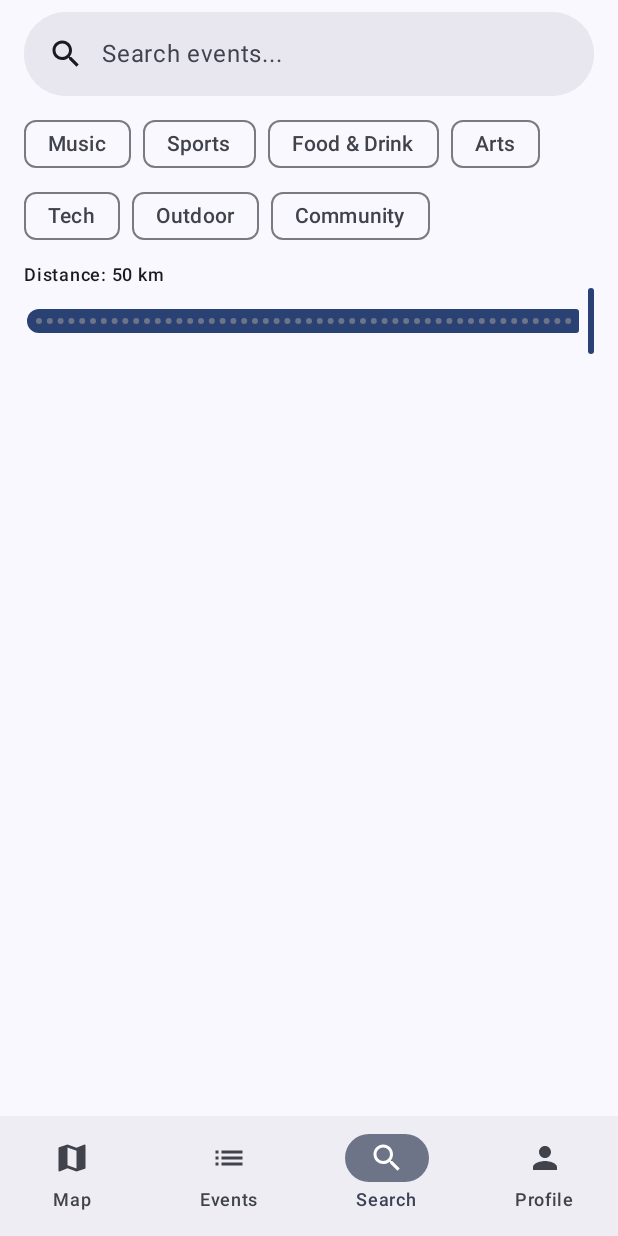
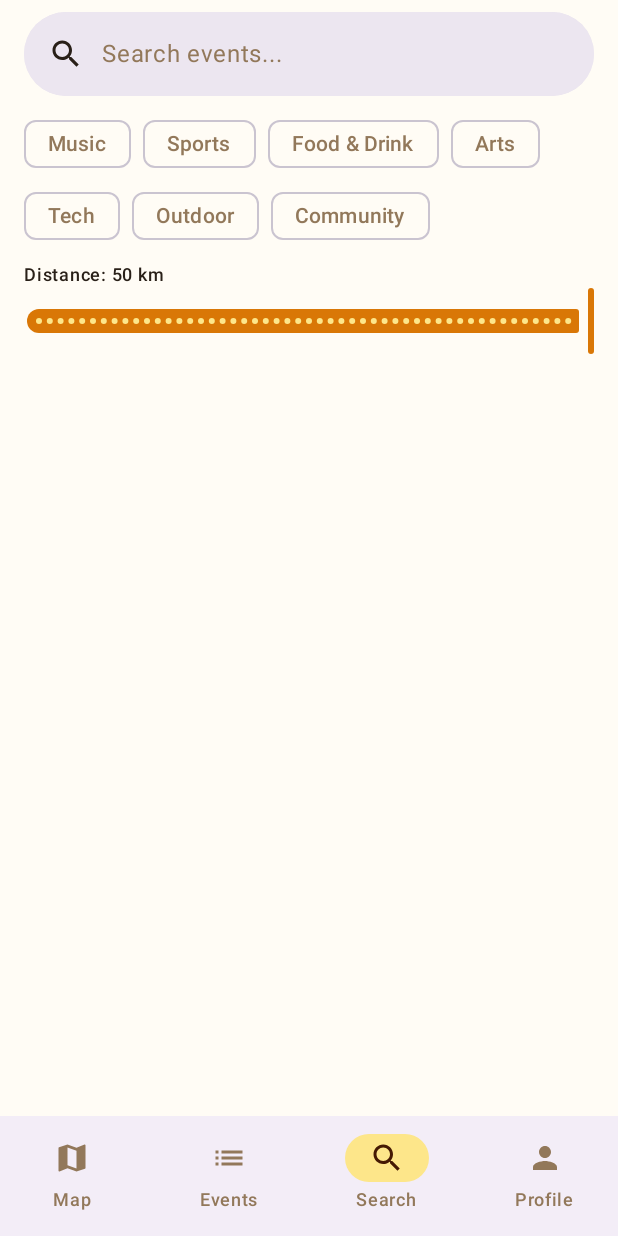
Before and after one commit to randan96mk/eventBuzz, an Android app built with Jetpack Compose: the screen it shows after launch (MainActivity), item 3 of the bottom bar chosen, on a phone screen of 412 x 824 dp. Run offline under Robolectric (Android 15) with nearby library versions, the phone set to English and light mode, and no system bars; our stand-ins replace Dagger/Hilt's generated code; libraries missing offline, so code that uses them is left out: org.maplibre.android; pictures from the network do not load; 9 statements that could not run were skipped.

Commit message:
Apply Solar Amber theme across the app
Replace the default purple Material 3 palette with a custom Solar
Amber color scheme — warm amber/gold tones for both light and dark
modes. Updates Color.kt with full amber palette, Theme.kt with
explicit light/dark color schemes (no dynamic color), and map
marker pins from purple to amber (#D97706). Category colors
refreshed to complement the warm palette.

https://claude.ai/code/session_01M7vGomk3ZZmYUrV4Pt9SGy

```diff
--- a/android/core/ui/src/main/kotlin/app/eventbuzz/core/ui/theme/Color.kt
+++ b/android/core/ui/src/main/kotlin/app/eventbuzz/core/ui/theme/Color.kt
@@ -2,24 +2,38 @@ package app.eventbuzz.core.ui.theme
 
 import androidx.compose.ui.graphics.Color
 
-// Material 3 primary palette
-val Purple80 = Color(0xFFD0BCFF)
-val PurpleGrey80 = Color(0xFFCCC2DC)
-val Pink80 = Color(0xFFEFB8C8)
+// Solar Amber — Light palette
+val Amber10 = Color(0xFF451A03)
+val Amber20 = Color(0xFF78350F)
+val Amber30 = Color(0xFF92400E)
+val Amber40 = Color(0xFFD97706)
+val Amber50 = Color(0xFFF59E0B)
+val Amber60 = Color(0xFFFBBF24)
+val Amber70 = Color(0xFFFCD34D)
+val Amber80 = Color(0xFFFDE68A)
+val Amber90 = Color(0xFFFEF3C7)
+val Amber95 = Color(0xFFFFF8EB)
+val Amber99 = Color(0xFFFFFCF5)
 
-val Purple40 = Color(0xFF6750A4)
-val PurpleGrey40 = Color(0xFF625B71)
-val Pink40 = Color(0xFF7D5260)
+// Solar Amber — Dark surface tones
+val AmberDarkBg = Color(0xFF1A1408)
+val AmberDarkSurface = Color(0xFF251E10)
+val AmberDarkSurfaceHigh = Color(0xFF352A15)
+
+// Neutral warm tones
+val WarmBrown = Color(0xFF292018)
+val WarmGrey = Color(0xFF92785A)
+val WarmGreyLight = Color(0xFFC4A882)
 
 // Category colors
-val MusicColor = Color(0xFFE91E63)
-val SportsColor = Color(0xFF4CAF50)
-val FoodColor = Color(0xFFFF9800)
-val ArtsColor = Color(0xFF9C27B0)
-val TechColor = Color(0xFF2196F3)
-val OutdoorColor = Color(0xFF8BC34A)
-val CommunityColor = Color(0xFF00BCD4)
+val MusicColor = Color(0xFFE11D48)
+val SportsColor = Color(0xFF059669)
+val FoodColor = Color(0xFFD97706)
+val ArtsColor = Color(0xFF7C3AED)
+val TechColor = Color(0xFF2563EB)
+val OutdoorColor = Color(0xFF16A34A)
+val CommunityColor = Color(0xFF0891B2)
 
-// Bubble colors
-val BubbleBackground = Color(0xFF6750A4)
-val BubbleBackgroundLight = Color(0xFFE8DEF8)
+// Bubble / marker colors
+val BubbleBackground = Color(0xFFD97706)
+val BubbleBackgroundLight = Color(0xFFFEF3C7)
--- a/android/core/ui/src/main/kotlin/app/eventbuzz/core/ui/theme/Theme.kt
+++ b/android/core/ui/src/main/kotlin/app/eventbuzz/core/ui/theme/Theme.kt
@@ -1,41 +1,66 @@
 package app.eventbuzz.core.ui.theme
 
-import android.os.Build
 import androidx.compose.foundation.isSystemInDarkTheme
 import androidx.compose.material3.MaterialTheme
 import androidx.compose.material3.darkColorScheme
-import androidx.compose.material3.dynamicDarkColorScheme
-import androidx.compose.material3.dynamicLightColorScheme
 import androidx.compose.material3.lightColorScheme
 import androidx.compose.runtime.Composable
-import androidx.compose.ui.platform.LocalContext
+import androidx.compose.ui.graphics.Color
+
+private val LightColorScheme = lightColorScheme(
+    primary = Amber40,
+    onPrimary = Color.White,
+    primaryContainer = Amber90,
+    onPrimaryContainer = Amber10,
+    secondary = WarmGrey,
+    onSecondary = Color.White,
+    secondaryContainer = Amber80,
+    onSecondaryContainer = Amber10,
+    tertiary = Amber50,
+    onTertiary = Color.White,
+    tertiaryContainer = Amber60,
+    onTertiaryContainer = Amber10,
+    background = Amber99,
+    onBackground = WarmBrown,
+    surface = Amber99,
+    onSurface = WarmBrown,
+    surfaceVariant = Amber95,
+    onSurfaceVariant = WarmGrey,
+    outline = WarmGreyLight,
+    error = Color(0xFFBA1A1A),
+    onError = Color.White,
+)
 
 private val DarkColorScheme = darkColorScheme(
-    primary = Purple80,
-    secondary = PurpleGrey80,
-    tertiary = Pink80,
-)
-
-private val LightColorScheme = lightColorScheme(
-    primary = Purple40,
-    secondary = PurpleGrey40,
-    tertiary = Pink40,
+    primary = Amber60,
+    onPrimary = Amber10,
+    primaryContainer = Amber30,
+    onPrimaryContainer = Amber90,
+    secondary = WarmGreyLight,
+    onSecondary = Amber20,
+    secondaryContainer = AmberDarkSurfaceHigh,
+    onSecondaryContainer = Amber90,
+    tertiary = Amber70,
+    onTertiary = Amber10,
+    tertiaryContainer = Amber40,
+    onTertiaryContainer = Amber90,
+    background = AmberDarkBg,
+    onBackground = Amber90,
+    surface = AmberDarkBg,
+    onSurface = Amber90,
+    surfaceVariant = AmberDarkSurface,
+    onSurfaceVariant = WarmGreyLight,
+    outline = WarmGrey,
+    error = Color(0xFFFFB4AB),
+    onError = Color(0xFF690005),
 )
 
 @Composable
 fun EventBuzzTheme(
     darkTheme: Boolean = isSystemInDarkTheme(),
-    dynamicColor: Boolean = true,
     content: @Composable () -> Unit,
 ) {
-    val colorScheme = when {
-        dynamicColor && Build.VERSION.SDK_INT >= Build.VERSION_CODES.S -> {
-            val context = LocalContext.current
-            if (darkTheme) dynamicDarkColorScheme(context) else dynamicLightColorScheme(context)
-        }
-        darkTheme -> DarkColorScheme
-        else -> LightColorScheme
-    }
+    val colorScheme = if (darkTheme) DarkColorScheme else LightColorScheme
 
     MaterialTheme(
         colorScheme = colorScheme,
--- a/android/feature/map/src/main/kotlin/app/eventbuzz/feature/map/MapScreen.kt
+++ b/android/feature/map/src/main/kotlin/app/eventbuzz/feature/map/MapScreen.kt
@@ -390,7 +390,7 @@ private fun createMarkerBitmap(): Bitmap {
 
     // Draw circle
     val circlePaint = Paint(Paint.ANTI_ALIAS_FLAG).apply {
-        color = Color.parseColor("#6750A4")
+        color = Color.parseColor("#D97706")
         style = Paint.Style.FILL
     }
     canvas.drawCircle(size / 2f, size / 2f, size / 2f - 2f, circlePaint)
```
